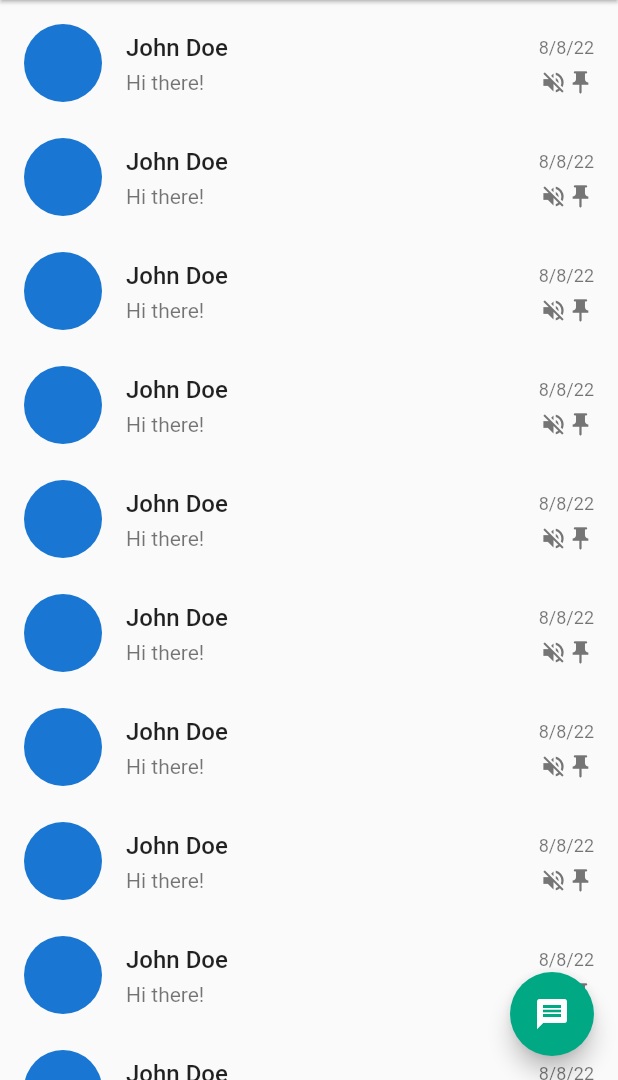
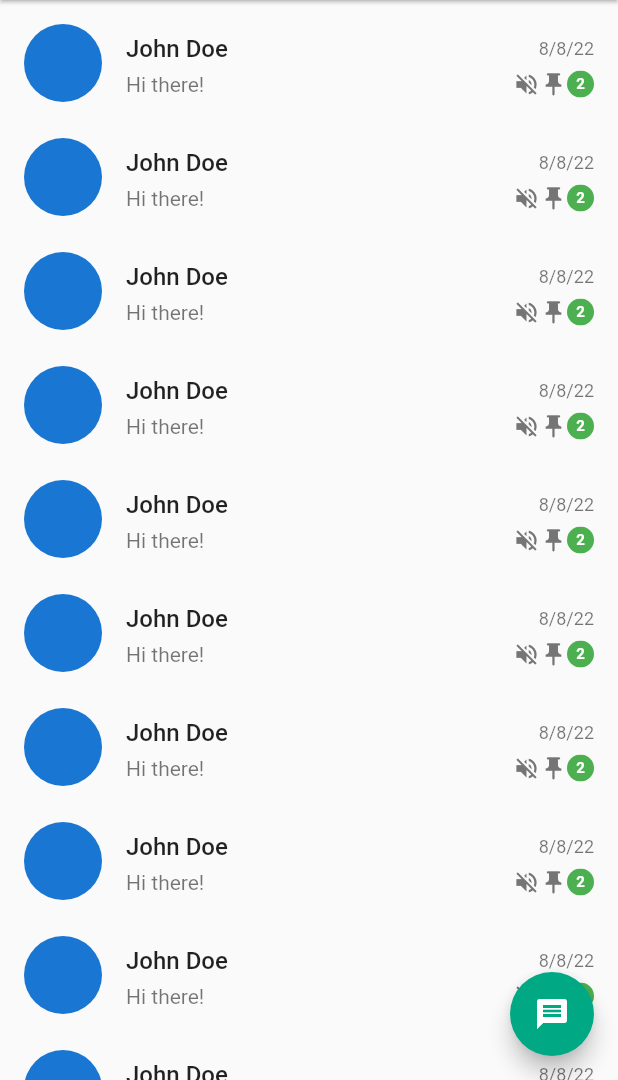
Before and after one commit to albinpk/flutter-whatsapp-clone, a Flutter app: the screen it shows after launch, on a phone screen of 412 x 824 dp, the part 156-1236 px from its top. Run offline on Flutter 3.47's test engine with Material 2 defaults, Android fonts, the phone set to English and light mode, and no system bars.

Commit message:
refactor(whatsapp): create `UnreadMessageBadge` widget

```diff
--- a/000-whatsapp/lib/features/chats/presentation/widgets/chats_list_tile.dart
+++ b/000-whatsapp/lib/features/chats/presentation/widgets/chats_list_tile.dart
@@ -44,6 +44,7 @@ class ChatsListTile extends StatelessWidget {
                 children: const [
                   Icon(Icons.volume_off),
                   Icon(Icons.push_pin),
+                  _UnreadMessageBadge(),
                 ],
               ),
             ),
@@ -54,3 +55,30 @@ class ChatsListTile extends StatelessWidget {
     );
   }
 }
+
+class _UnreadMessageBadge extends StatelessWidget {
+  const _UnreadMessageBadge({Key? key}) : super(key: key);
+
+  @override
+  Widget build(BuildContext context) {
+    return SizedBox.square(
+      // Use size of other icons in ChatsListTile
+      dimension: IconTheme.of(context).size,
+      child: ClipOval(
+        child: ColoredBox(
+          color: Colors.green,
+          child: Center(
+            child: Text(
+              '2',
+              style: Theme.of(context).textTheme.bodySmall!.copyWith(
+                    color: Colors.white,
+                    fontSize: 10,
+                    fontWeight: FontWeight.bold,
+                  ),
+            ),
+          ),
+        ),
+      ),
+    );
+  }
+}
```
